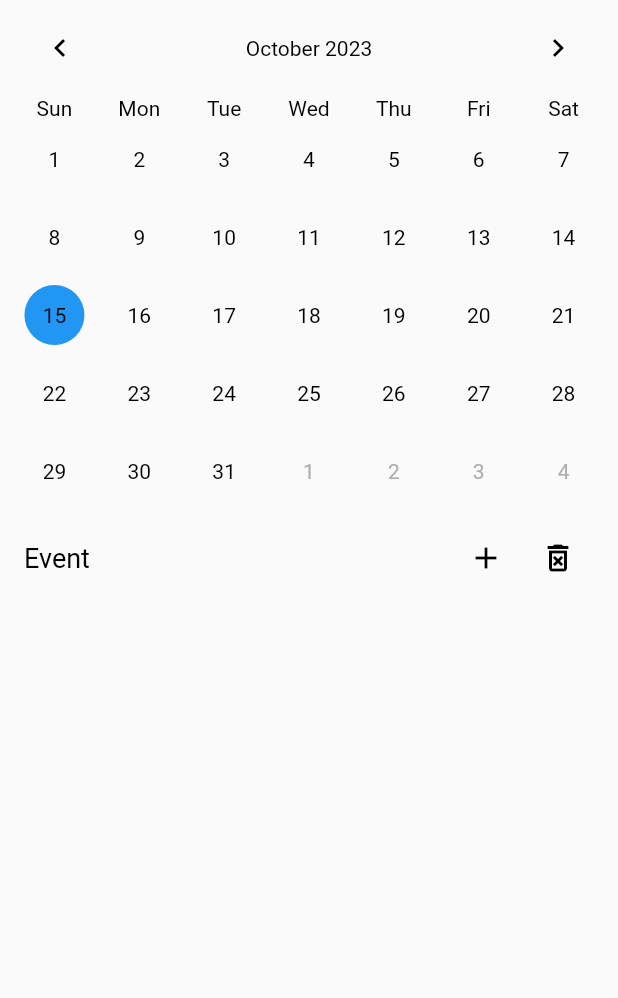
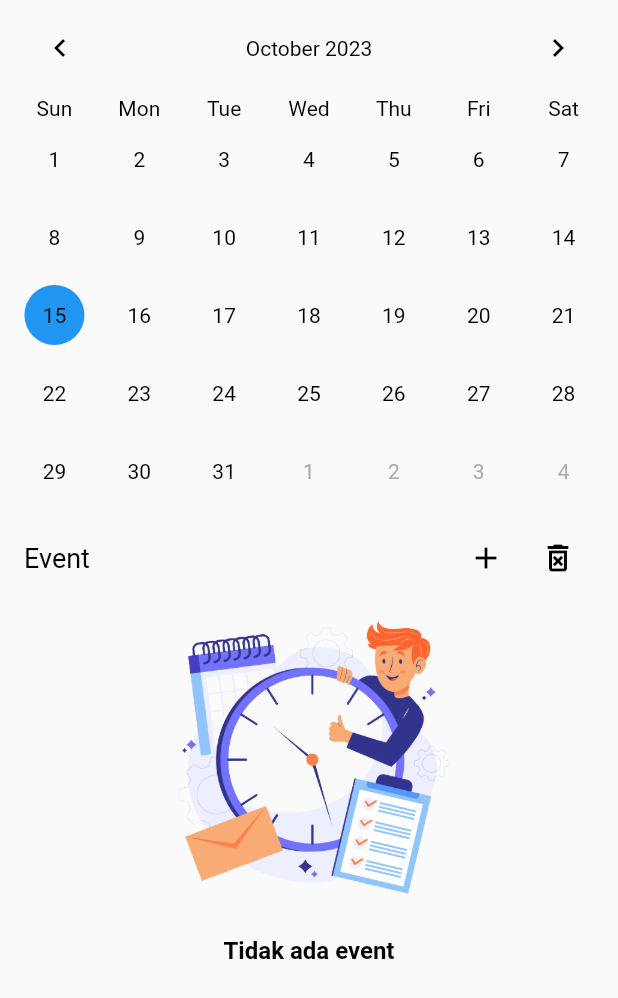
Before and after one commit to fdavidsen/Mobile-Backend, a Flutter app: the Calendar widget shown alone on an empty page, opened directly, on a phone screen of 412 x 824 dp. Shown: the top 998 px of the screen. Run offline on Flutter 3.47's test engine with Material 2 defaults, Android fonts, the phone set to English and light mode, and no system bars; drawn by our look-alikes of table_calendar; our stand-ins replace flutter_spinkit, image_picker, quickalert, shared_preferences, sqflite; accounts and stored records are empty.

Commit message:
Add illustration on no event

```diff
--- a/lib/screens/calendar.dart
+++ b/lib/screens/calendar.dart
@@ -291,8 +291,8 @@ class _CalendarState extends State<Calendar> {
               ],
             ),
           ),
-          if (context.watch<TodoProvider>().events().isNotEmpty)
-            ListView.builder(
+          context.watch<TodoProvider>().events().isNotEmpty
+              ? ListView.builder(
                   shrinkWrap: true,
                   itemCount: context.watch<TodoProvider>().events().length,
                   itemBuilder: (BuildContext context, int index) {
@@ -351,7 +351,13 @@ class _CalendarState extends State<Calendar> {
                         ),
                       ),
                     );
-                }),
+                  })
+              : Column(children: [
+                  Container(width: 200, margin: const EdgeInsets.only(bottom: 20), child: Image.asset('assets/no-event.png')),
+                  Text('Tidak ada event',
+                      style: TextStyle(
+                          fontWeight: FontWeight.bold, fontSize: 16, color: context.watch<TodoProvider>().isDark ? Colors.white : Colors.black))
+                ]),
         ],
       ),
     );
--- a/pubspec.yaml
+++ b/pubspec.yaml
@@ -72,6 +72,7 @@ flutter:
     - assets/logo.png
     - assets/done.png
     - assets/no-task.png
+    - assets/no-event.png
 
   # An image asset can refer to one or more resolution-specific "variants", see
   # https://flutter.dev/assets-and-images/#resolution-aware
```
Also changed, not shown: assets/no-event.png (added). Lines whose indentation alone changed are shown as unchanged.
